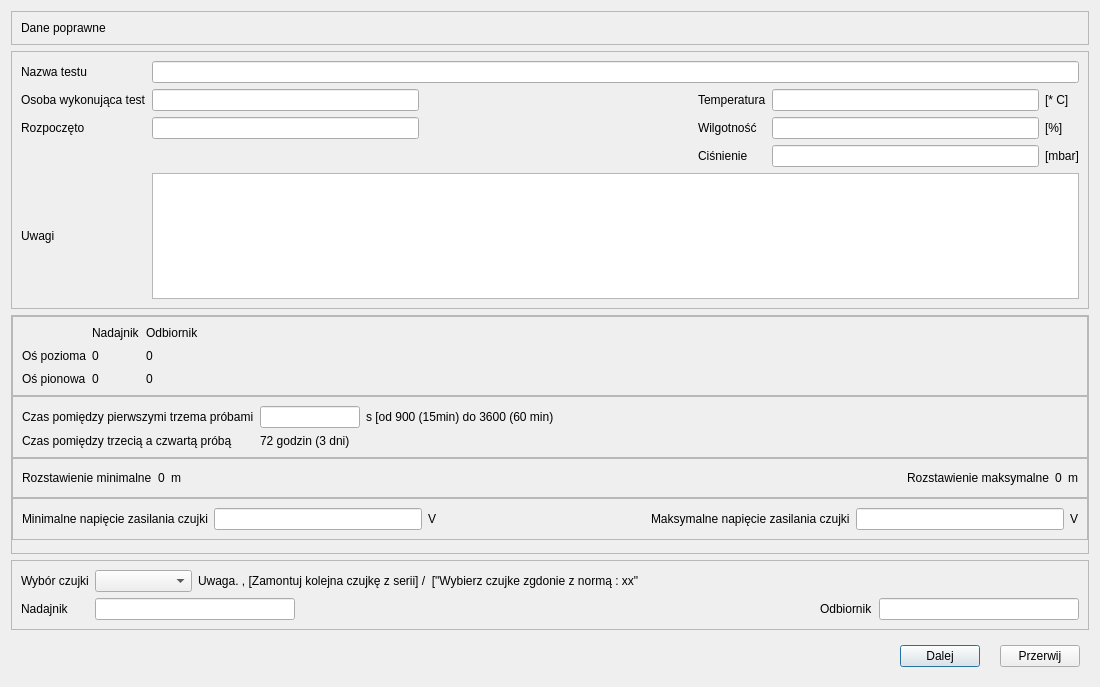
First picture: the form in CzujkiLinioweApp/oknoparametrytestu.ui, repository wiacekmarcin/CzujkiLiniowe, before the edit.
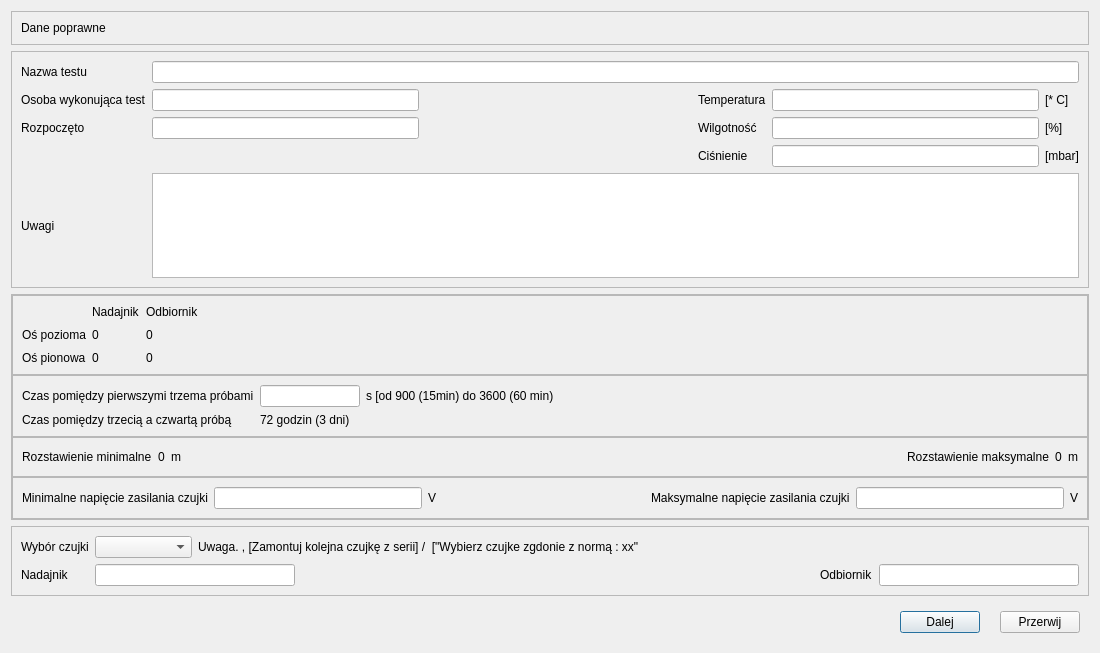
Second picture: the form after the edit. Icons and pictures are not drawn.

Diff of the .ui file:
```diff
--- a/CzujkiLinioweApp/oknoparametrytestu.ui
+++ b/CzujkiLinioweApp/oknoparametrytestu.ui
@@ -7,9 +7,21 @@
     <x>0</x>
     <y>0</y>
     <width>1100</width>
-    <height>687</height>
+    <height>653</height>
    </rect>
   </property>
+  <property name="minimumSize">
+   <size>
+    <width>1100</width>
+    <height>400</height>
+   </size>
+  </property>
+  <property name="maximumSize">
+   <size>
+    <width>1920</width>
+    <height>1080</height>
+   </size>
+  </property>
   <property name="windowTitle">
    <string>Parametry testu</string>
   </property>
@@ -179,7 +191,7 @@
        <number>0</number>
       </property>
       <property name="bottomMargin">
-       <number>13</number>
+       <number>0</number>
       </property>
       <item>
        <widget class="QFrame" name="frame_niewspolosiowosc">
```
